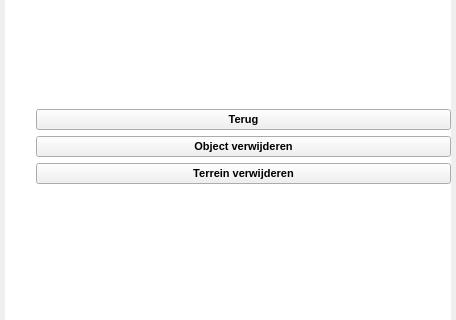
Before: the Qt Designer form plugin/oiv/repressief_object/oiv_repressief_object_widget.ui in OIV-NL-QGIS/QGIS_project, drawn with Qt 5; both pictures show x 0 to 456 and y 269 to 589 of the 456 by 809 pixel window.
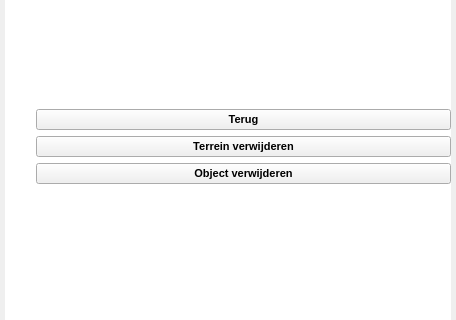
After: the same form once the commit is applied. Icons and pictures are not drawn.

What changed in the file:
```diff
--- a/plugin/oiv/repressief_object/oiv_repressief_object_widget.ui
+++ b/plugin/oiv/repressief_object/oiv_repressief_object_widget.ui
@@ -117,37 +117,7 @@
            <property name="bottomMargin">
             <number>0</number>
            </property>
-           <item row="2" column="1">
-            <widget class="QPushButton" name="terrein_delete">
-             <property name="enabled">
-              <bool>true</bool>
-             </property>
-             <property name="sizePolicy">
-              <sizepolicy hsizetype="Minimum" vsizetype="Fixed">
-               <horstretch>0</horstretch>
-               <verstretch>0</verstretch>
-              </sizepolicy>
-             </property>
-             <property name="font">
-              <font>
-               <family>Arial</family>
-               <pointsize>8</pointsize>
-               <weight>75</weight>
-               <bold>true</bold>
-              </font>
-             </property>
-             <property name="styleSheet">
-              <string notr="true">background-color: rgb(240, 240, 240);</string>
-             </property>
-             <property name="text">
-              <string>Terrein verwijderen</string>
-             </property>
-             <property name="checkable">
-              <bool>false</bool>
-             </property>
-            </widget>
-           </item>
-           <item row="1" column="0">
+           <item row="2" column="0">
             <widget class="QLabel" name="label_delete_object">
              <property name="sizePolicy">
               <sizepolicy hsizetype="Fixed" vsizetype="Fixed">
@@ -172,8 +142,8 @@
              </property>
             </widget>
            </item>
-           <item row="2" column="0">
-            <widget class="QLabel" name="label_terrein_delete">
+           <item row="0" column="0">
+            <widget class="QLabel" name="label_terug_delete">
              <property name="sizePolicy">
               <sizepolicy hsizetype="Fixed" vsizetype="Fixed">
                <horstretch>0</horstretch>
@@ -197,7 +167,7 @@
              </property>
             </widget>
            </item>
-           <item row="1" column="1">
+           <item row="2" column="1">
             <widget class="QPushButton" name="object_delete">
              <property name="enabled">
               <bool>true</bool>
@@ -227,7 +197,7 @@
              </property>
             </widget>
            </item>
-           <item row="4" column="1">
+           <item row="5" column="1">
             <spacer name="verticalSpacer_4">
              <property name="orientation">
               <enum>Qt::Vertical</enum>
@@ -270,8 +240,38 @@
              </property>
             </widget>
            </item>
-           <item row="0" column="0">
-            <widget class="QLabel" name="label_terug_delete">
+           <item row="1" column="1">
+            <widget class="QPushButton" name="terrein_delete">
+             <property name="enabled">
+              <bool>true</bool>
+             </property>
+             <property name="sizePolicy">
+              <sizepolicy hsizetype="Minimum" vsizetype="Fixed">
+               <horstretch>0</horstretch>
+               <verstretch>0</verstretch>
+              </sizepolicy>
+             </property>
+             <property name="font">
+              <font>
+               <family>Arial</family>
+               <pointsize>8</pointsize>
+               <weight>75</weight>
+               <bold>true</bold>
+              </font>
+             </property>
+             <property name="styleSheet">
+              <string notr="true">background-color: rgb(240, 240, 240);</string>
+             </property>
+             <property name="text">
+              <string>Terrein verwijderen</string>
+             </property>
+             <property name="checkable">
+              <bool>false</bool>
+             </property>
+            </widget>
+           </item>
+           <item row="1" column="0">
+            <widget class="QLabel" name="label_terrein_delete">
              <property name="sizePolicy">
               <sizepolicy hsizetype="Fixed" vsizetype="Fixed">
                <horstretch>0</horstretch>
```
Left out of the diff: 4 changed lines with no effect on the pictures.
